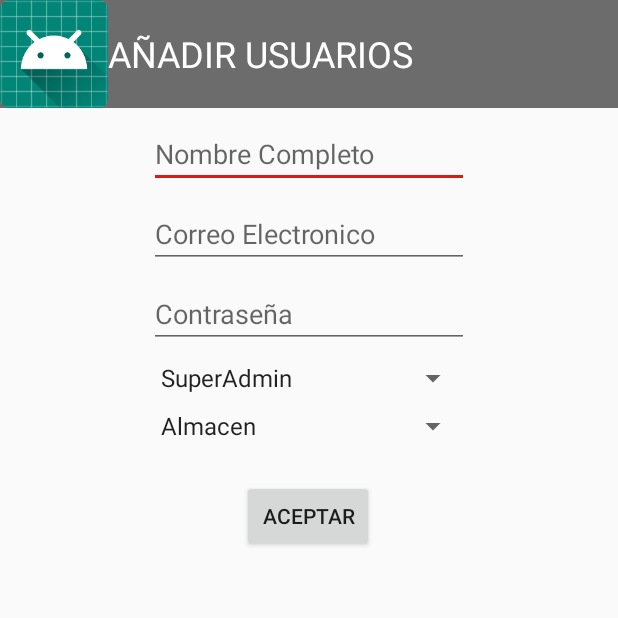
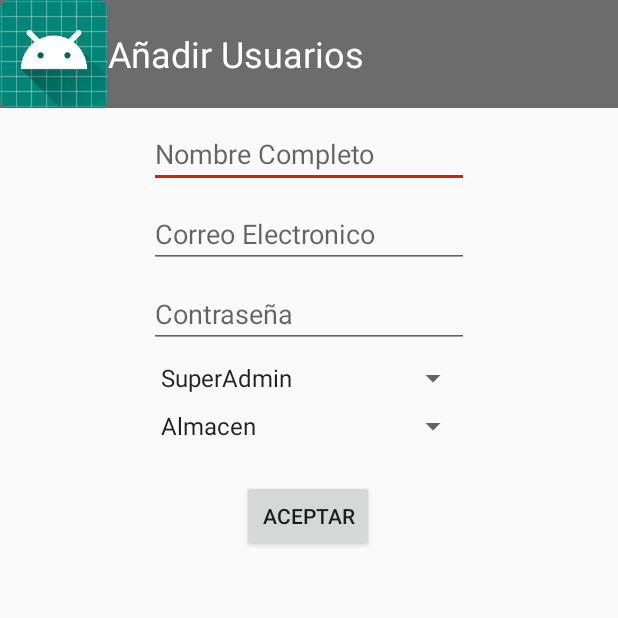
Before and after one commit to 093Mike/ProyectDamfinal, an Android app: the MenuUser_add screen opened directly, with no data from a screen before it, on a phone screen of 412 x 824 dp, the top half of it. Run offline under Robolectric (Android 15) with nearby library versions, the phone set to English and light mode, and no system bars; our stand-ins replace Firebase (no records; nobody signed in at launch, a user with empty details on screens opened directly); 2 statements that could not run were skipped.

Commit message:
V.0.1.27mike

```diff
--- a/app/src/main/AndroidManifest.xml
+++ b/app/src/main/AndroidManifest.xml
@@ -26,6 +26,7 @@
 
         <!-- USERS -->
         <activity android:name=".Vista.Activity.MenuUser_add" />
+        <activity android:name=".Vista.Activity.Activity_GestioUserModVer" />
 
     </application>
 
--- a/app/src/main/java/com/example/proyectdam/Controlador/Activitys/C_ActivityMain.java
+++ b/app/src/main/java/com/example/proyectdam/Controlador/Activitys/C_ActivityMain.java
@@ -32,6 +32,7 @@ public class C_ActivityMain extends Activity{
                 mAuth = FirebaseAuth.getInstance();
                 controlLogin(email, pass);
             } else {
+                control=false;
                 Toast.makeText(MainActivity.getInstance(), "Campos incorrectos", Toast.LENGTH_SHORT).show();
             }
         }
@@ -48,6 +49,7 @@ public class C_ActivityMain extends Activity{
                             Intent intent = new Intent(MainActivity.getInstance(), Activity_Menu.class);
                             MainActivity.getInstance().startActivity(intent);
                         } else {
+                            control=false;
                             // If sign in fails, display a message to the user.
                             Log.w("NO LOGIN", "signInWithEmail:failure", task.getException());
                             Toast.makeText(MainActivity.getInstance(), "La autentificación a sido incorrecta.",
--- a/app/src/main/java/com/example/proyectdam/Controlador/IntentsMenu.java
+++ b/app/src/main/java/com/example/proyectdam/Controlador/IntentsMenu.java
@@ -3,6 +3,7 @@ package com.example.proyectdam.Controlador;
 import android.content.Intent;
 import android.support.v4.app.Fragment;
 
+import com.example.proyectdam.Vista.Activity.Activity_GestioUserModVer;
 import com.example.proyectdam.Vista.Activity.Activity_Menu;
 import com.example.proyectdam.Vista.Activity.MenuUser_add;
 import com.example.proyectdam.Vista.Fragment_Menu.GestioUsers.Fragment_GestioUsuarios;
@@ -29,6 +30,9 @@ public class IntentsMenu {
             case "AÑADIR USUARIO":
                 intent = new Intent(Activity_Menu.getInstance().getApplicationContext(), MenuUser_add.class);
                 break;
+            case "MV_User":
+                intent = new Intent(Activity_Menu.getInstance().getApplicationContext(), Activity_GestioUserModVer.class);
+                break;
         }
         return intent;
     }
--- a/app/src/main/res/layout/menu_gestioadduser.xml
+++ b/app/src/main/res/layout/menu_gestioadduser.xml
@@ -7,9 +7,9 @@
     android:layout_height="match_parent">
 
     <LinearLayout
-        android:id="@+id/linearLayout2"
+        android:id="@+id/linearLayout"
         android:layout_width="0dp"
-        android:layout_height="72dp"
+        android:layout_height="wrap_content"
         android:background="@color/common_google_signin_btn_text_light_focused"
         android:orientation="horizontal"
         app:layout_constraintEnd_toEndOf="parent"
@@ -19,16 +19,17 @@
         <ImageView
             android:id="@+id/imageView2"
             android:layout_width="wrap_content"
-            android:layout_height="match_parent"
+            android:layout_height="wrap_content"
             android:layout_weight="0"
             app:srcCompat="@mipmap/ic_launcher" />
 
         <TextView
             android:id="@+id/textView2"
-            android:layout_width="wrap_content"
+            android:layout_width="match_parent"
             android:layout_height="match_parent"
+            android:layout_weight="1"
             android:gravity="center|left"
-            android:text="AÑADIR USUARIOS"
+            android:text="Añadir Usuarios"
             android:textColor="@color/cardview_light_background"
             android:textSize="24sp" />
     </LinearLayout>
@@ -47,7 +48,7 @@
         android:inputType="textPersonName"
         app:layout_constraintEnd_toEndOf="parent"
         app:layout_constraintStart_toStartOf="parent"
-        app:layout_constraintTop_toBottomOf="@+id/linearLayout2" />
+        app:layout_constraintTop_toBottomOf="@+id/linearLayout" />
 
     <EditText
         android:id="@+id/editText5"
```
Also changed, not shown: app/src/main/java/com/example/proyectdam/Controlador/Activitys/C_Activity_Menu.java (+8 -0 lines), app/src/main/java/com/example/proyectdam/Controlador/Activitys/GestioUser/C_Activity_GestioUserModVer.java (added, +16 -0 lines), app/src/main/java/com/example/proyectdam/Controlador/Fragments/Users/AdaptadorUsers.java (+8 -1 lines), app/src/main/java/com/example/proyectdam/Vista/Activity/Activity_GestioUserModVer.java (added, +23 -0 lines).
